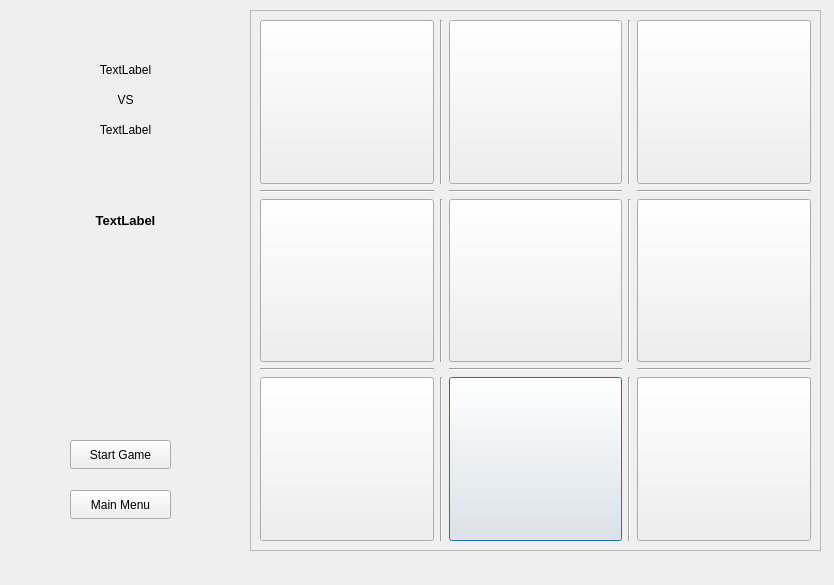
The window that pvp.ui (mo2menwael/Advanced-Tic-Tac-Toe) describes before a commit, drawn with Qt 5.
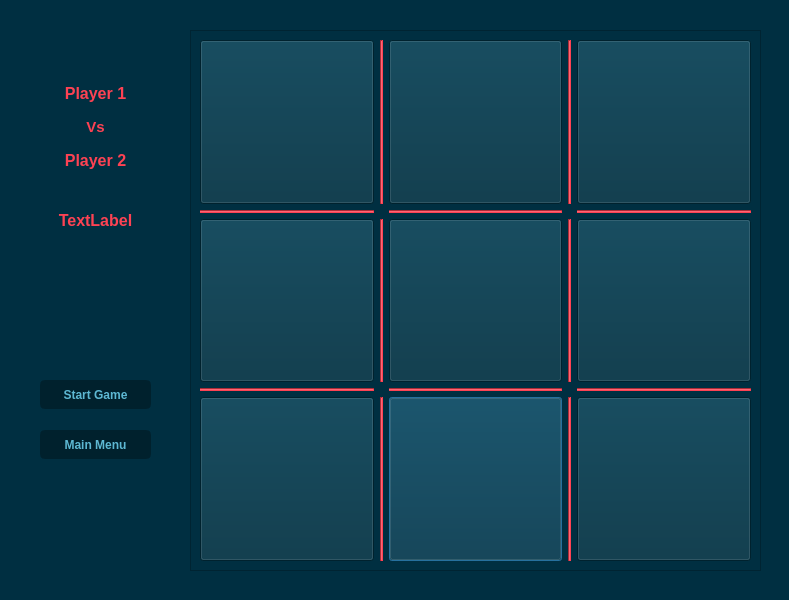
The same window after the commit.

```diff
--- a/pvp.ui
+++ b/pvp.ui
@@ -6,18 +6,26 @@
    <rect>
     <x>0</x>
     <y>0</y>
-    <width>834</width>
-    <height>585</height>
+    <width>789</width>
+    <height>600</height>
    </rect>
   </property>
+  <property name="font">
+   <font>
+    <bold>true</bold>
+   </font>
+  </property>
   <property name="windowTitle">
    <string>Player VS Player</string>
   </property>
+  <property name="styleSheet">
+   <string notr="true">background-color: rgb(0, 47, 65);</string>
+  </property>
   <widget class="QFrame" name="frame1">
    <property name="geometry">
     <rect>
-     <x>250</x>
-     <y>10</y>
+     <x>190</x>
+     <y>30</y>
      <width>571</width>
      <height>541</height>
     </rect>
@@ -45,6 +53,9 @@
          <bold>true</bold>
         </font>
        </property>
+       <property name="styleSheet">
+        <string notr="true">background-color: rgb(253, 66, 83);</string>
+       </property>
        <property name="orientation">
         <enum>Qt::Horizontal</enum>
        </property>
@@ -61,6 +72,7 @@
        <property name="font">
         <font>
          <pointsize>30</pointsize>
+         <bold>true</bold>
         </font>
        </property>
        <property name="text">
@@ -70,6 +82,9 @@
      </item>
      <item row="2" column="3">
       <widget class="Line" name="line_3">
+       <property name="styleSheet">
+        <string notr="true">background-color: rgb(253, 66, 83);</string>
+       </property>
        <property name="orientation">
         <enum>Qt::Vertical</enum>
        </property>
@@ -86,6 +101,7 @@
        <property name="font">
         <font>
          <pointsize>30</pointsize>
+         <bold>true</bold>
         </font>
        </property>
        <property name="text">
@@ -104,6 +120,7 @@
        <property name="font">
         <font>
          <pointsize>30</pointsize>
+         <bold>true</bold>
         </font>
        </property>
        <property name="text">
@@ -122,6 +139,7 @@
        <property name="font">
         <font>
          <pointsize>30</pointsize>
+         <bold>true</bold>
         </font>
        </property>
        <property name="text">
@@ -140,6 +158,7 @@
        <property name="font">
         <font>
          <pointsize>30</pointsize>
+         <bold>true</bold>
         </font>
        </property>
        <property name="text">
@@ -149,6 +168,9 @@
      </item>
      <item row="0" column="3">
       <widget class="Line" name="line_5">
+       <property name="styleSheet">
+        <string notr="true">background-color: rgb(253, 66, 83);</string>
+       </property>
        <property name="orientation">
         <enum>Qt::Vertical</enum>
        </property>
@@ -165,6 +187,7 @@
        <property name="font">
         <font>
          <pointsize>30</pointsize>
+         <bold>true</bold>
         </font>
        </property>
        <property name="text">
@@ -174,6 +197,9 @@
      </item>
      <item row="4" column="3">
       <widget class="Line" name="line_4">
+       <property name="styleSheet">
+        <string notr="true">background-color: rgb(253, 66, 83);</string>
+       </property>
        <property name="orientation">
         <enum>Qt::Vertical</enum>
        </property>
@@ -181,6 +207,9 @@
      </item>
      <item row="0" column="1">
       <widget class="Line" name="line_8">
+       <property name="styleSheet">
+        <string notr="true">background-color: rgb(253, 66, 83);</string>
+       </property>
        <property name="orientation">
         <enum>Qt::Vertical</enum>
        </property>
@@ -188,6 +217,9 @@
      </item>
      <item row="4" column="1">
       <widget class="Line" name="line_6">
+       <property name="styleSheet">
+        <string notr="true">background-color: rgb(253, 66, 83);</string>
+       </property>
        <property name="orientation">
         <enum>Qt::Vertical</enum>
        </property>
@@ -204,6 +236,7 @@
        <property name="font">
         <font>
          <pointsize>30</pointsize>
+         <bold>true</bold>
         </font>
        </property>
        <property name="text">
@@ -222,6 +255,7 @@
        <property name="font">
         <font>
          <pointsize>30</pointsize>
+         <bold>true</bold>
         </font>
        </property>
        <property name="text">
@@ -240,7 +274,7 @@
        <property name="font">
         <font>
          <pointsize>30</pointsize>
-         <bold>false</bold>
+         <bold>true</bold>
         </font>
        </property>
        <property name="text">
@@ -250,6 +284,9 @@
      </item>
      <item row="2" column="1">
       <widget class="Line" name="line_7">
+       <property name="styleSheet">
+        <string notr="true">background-color: rgb(253, 66, 83);</string>
+       </property>
        <property name="orientation">
         <enum>Qt::Vertical</enum>
        </property>
@@ -262,6 +299,9 @@
          <bold>true</bold>
         </font>
        </property>
+       <property name="styleSheet">
+        <string notr="true">background-color: rgb(253, 66, 83);</string>
+       </property>
        <property name="orientation">
         <enum>Qt::Horizontal</enum>
        </property>
@@ -269,6 +309,9 @@
      </item>
      <item row="3" column="0">
       <widget class="Line" name="line_2">
+       <property name="styleSheet">
+        <string notr="true">background-color: rgb(253, 66, 83);</string>
+       </property>
        <property name="orientation">
         <enum>Qt::Horizontal</enum>
        </property>
@@ -276,6 +319,9 @@
      </item>
      <item row="3" column="2">
       <widget class="Line" name="line_11">
+       <property name="styleSheet">
+        <string notr="true">background-color: rgb(253, 66, 83);</string>
+       </property>
        <property name="orientation">
         <enum>Qt::Horizontal</enum>
        </property>
@@ -283,6 +329,9 @@
      </item>
      <item row="3" column="4">
       <widget class="Line" name="line_12">
+       <property name="styleSheet">
+        <string notr="true">background-color: rgb(253, 66, 83);</string>
+       </property>
        <property name="orientation">
         <enum>Qt::Horizontal</enum>
        </property>
@@ -290,6 +339,9 @@
      </item>
      <item row="1" column="0">
       <widget class="Line" name="line">
+       <property name="styleSheet">
+        <string notr="true">background-color: rgb(253, 66, 83);</string>
+       </property>
        <property name="orientation">
         <enum>Qt::Horizontal</enum>
        </property>
@@ -301,17 +353,35 @@
   <widget class="QPushButton" name="startt">
    <property name="geometry">
     <rect>
-     <x>70</x>
-     <y>440</y>
-     <width>101</width>
+     <x>40</x>
+     <y>380</y>
+     <width>111</width>
      <height>29</height>
     </rect>
    </property>
    <property name="font">
     <font>
-     <bold>false</bold>
+     <bold>true</bold>
     </font>
    </property>
+   <property name="styleSheet">
+    <string notr="true">QPushButton{
+color: rgb(93, 184, 211);
+background-color: rgb(0, 33, 45);
+border: 3px solid;
+border-radius: 5px;
+border-color: rgb(0, 33, 45);
+}
+QPushButton:Hover{
+border-color: rgb(0, 35, 48);
+background-color: rgb(0, 35, 48);
+}
+QPushButton:Pressed{
+background-color: rgb(93, 184, 211);
+color:rgb(0, 33, 45);
+border-color: rgb(93, 184, 211);
+}</string>
+   </property>
    <property name="text">
     <string>Start Game</string>
    </property>
@@ -319,12 +389,36 @@
   <widget class="QPushButton" name="main_menu">
    <property name="geometry">
     <rect>
-     <x>70</x>
-     <y>490</y>
-     <width>101</width>
+     <x>40</x>
+     <y>430</y>
+     <width>111</width>
      <height>29</height>
     </rect>
    </property>
+   <property name="font">
+    <font>
+     <pointsize>9</pointsize>
+     <bold>true</bold>
+    </font>
+   </property>
+   <property name="styleSheet">
+    <string notr="true">QPushButton{
+color: rgb(93, 184, 211);
+background-color: rgb(0, 33, 45);
+border: 3px solid;
+border-radius: 5px;
+border-color: rgb(0, 33, 45);
+}
+QPushButton:Hover{
+border-color: rgb(0, 35, 48);
+background-color: rgb(0, 35, 48);
+}
+QPushButton:Pressed{
+background-color: rgb(93, 184, 211);
+color:rgb(0, 33, 45);
+border-color: rgb(93, 184, 211);
+}</string>
+   </property>
    <property name="text">
     <string>Main Menu</string>
    </property>
@@ -332,34 +426,21 @@
   <widget class="QLabel" name="turntext">
    <property name="geometry">
     <rect>
-     <x>30</x>
+     <x>20</x>
      <y>210</y>
-     <width>191</width>
-     <height>20</height>
+     <width>151</width>
+     <height>21</height>
     </rect>
    </property>
    <property name="font">
     <font>
-     <pointsize>10</pointsize>
+     <pointsize>12</pointsize>
      <bold>true</bold>
     </font>
    </property>
-   <property name="text">
-    <string>TextLabel</string>
+   <property name="styleSheet">
+    <string notr="true">color: rgb(253, 66, 83);</string>
    </property>
-   <property name="alignment">
-    <set>Qt::AlignCenter</set>
-   </property>
-  </widget>
-  <widget class="QLabel" name="p1label">
-   <property name="geometry">
-    <rect>
-     <x>80</x>
-     <y>60</y>
-     <width>91</width>
-     <height>20</height>
-    </rect>
-   </property>
    <property name="text">
     <string>TextLabel</string>
    </property>
@@ -367,37 +448,74 @@
     <set>Qt::AlignCenter</set>
    </property>
   </widget>
-  <widget class="QLabel" name="p2label">
+  <widget class="QWidget" name="layoutWidget_2">
    <property name="geometry">
     <rect>
-     <x>80</x>
-     <y>120</y>
-     <width>91</width>
-     <height>20</height>
+     <x>30</x>
+     <y>80</y>
+     <width>131</width>
+     <height>94</height>
     </rect>
    </property>
-   <property name="text">
-    <string>TextLabel</string>
-   </property>
-   <property name="alignment">
-    <set>Qt::AlignCenter</set>
-   </property>
-  </widget>
-  <widget class="QLabel" name="VSlabel">
-   <property name="geometry">
-    <rect>
-     <x>100</x>
-     <y>90</y>
-     <width>51</width>
-     <height>20</height>
-    </rect>
-   </property>
-   <property name="text">
-    <string>VS</string>
-   </property>
-   <property name="alignment">
-    <set>Qt::AlignCenter</set>
-   </property>
+   <layout class="QVBoxLayout" name="verticalLayout">
+    <item>
+     <widget class="QLabel" name="p1label">
+      <property name="font">
+       <font>
+        <pointsize>12</pointsize>
+        <bold>true</bold>
+       </font>
+      </property>
+      <property name="styleSheet">
+       <string notr="true">color: rgb(253, 66, 83);</string>
+      </property>
+      <property name="text">
+       <string>Player 1</string>
+      </property>
+      <property name="alignment">
+       <set>Qt::AlignCenter</set>
+      </property>
+     </widget>
+    </item>
+    <item>
+     <widget class="QLabel" name="VS">
+      <property name="font">
+       <font>
+        <pointsize>11</pointsize>
+        <bold>true</bold>
+       </font>
+      </property>
+      <property name="styleSheet">
+       <string notr="true">color: rgb(253, 66, 83);</string>
+      </property>
+      <property name="text">
+       <string>Vs</string>
+      </property>
+      <property name="alignment">
+       <set>Qt::AlignCenter</set>
+      </property>
+     </widget>
+    </item>
+    <item>
+     <widget class="QLabel" name="p2label">
+      <property name="font">
+       <font>
+        <pointsize>12</pointsize>
+        <bold>true</bold>
+       </font>
+      </property>
+      <property name="styleSheet">
+       <string notr="true">color: rgb(253, 66, 83);</string>
+      </property>
+      <property name="text">
+       <string>Player 2</string>
+      </property>
+      <property name="alignment">
+       <set>Qt::AlignCenter</set>
+      </property>
+     </widget>
+    </item>
+   </layout>
   </widget>
  </widget>
  <resources/>
```
